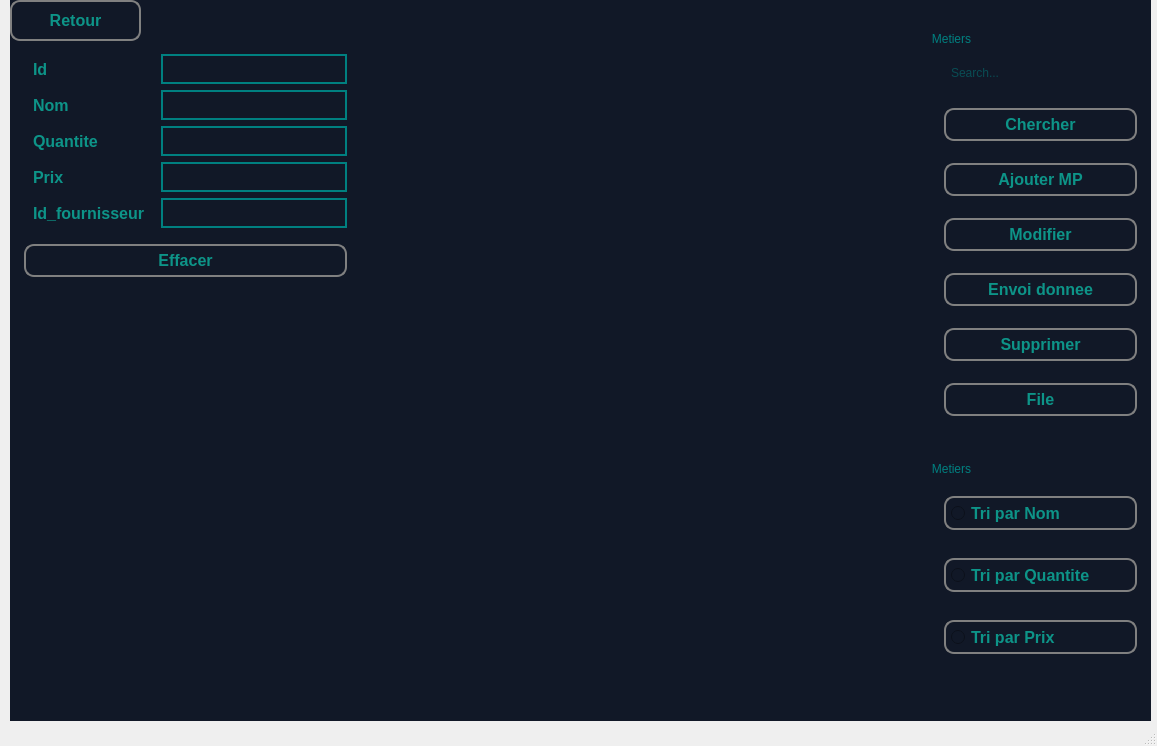
Old version of the form mainwindow.ui in the repository jmaimohamed/Smart_Contracting_And_Construction_Company_2A2.
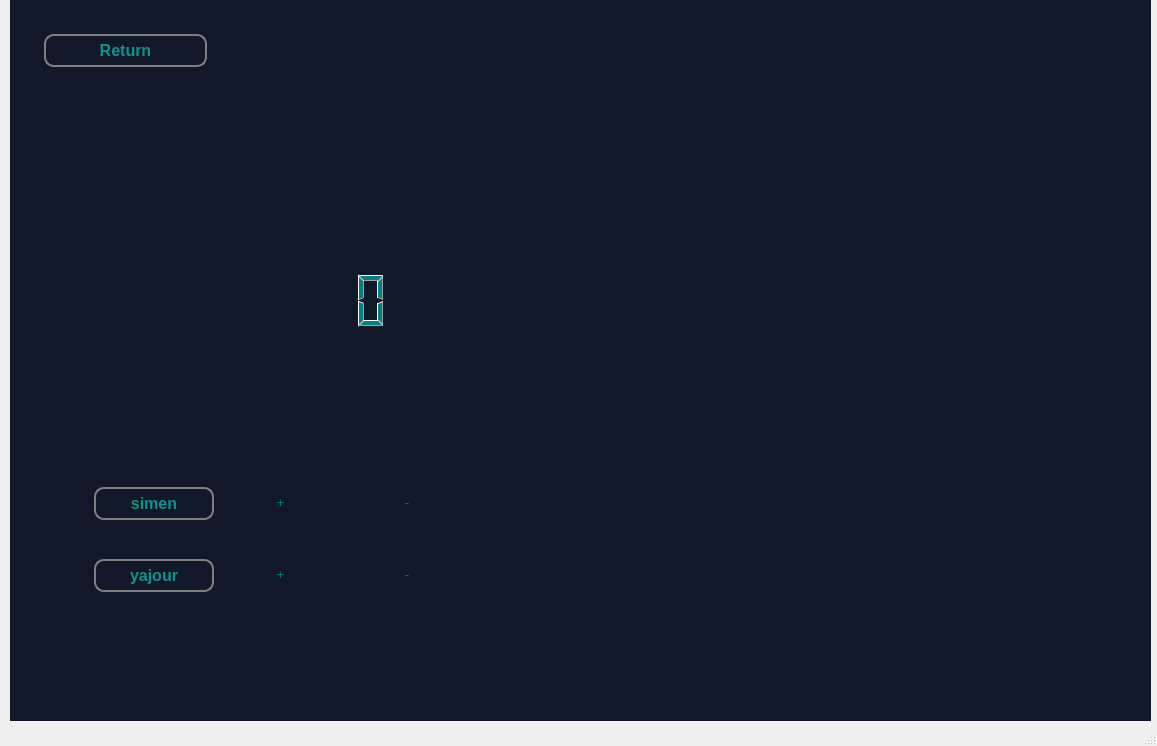
New version of the form. The open tabs and pages were chosen to show the change. Icons and pictures are not drawn. Custom widgets are drawn as their Qt base class.

What changed in the file:
```diff
--- a/mainwindow.ui
+++ b/mainwindow.ui
@@ -487,11 +487,7 @@
          <item>
           <widget class="QPushButton" name="effacer_mp">
            <property name="styleSheet">
-            <string notr="true">border: 2px solid grey;
-padding: 5px;
-color: teal;
-border-radius:10px;
-color: #0d9488;
+            <string notr="true">color: yellow;
 font-size: 16px;
 font-weight: bold;
 </string>
@@ -772,9 +768,9 @@
       <property name="styleSheet">
        <string notr="true">border: 2px solid grey;
 padding: 5px;
-color: teal;
+color: red;
 border-radius: 10px;
-color: #0d9488;
+color: red;
 font-size: 16px;
 font-weight: bold;</string>
       </property>
@@ -861,6 +857,230 @@
        </rect>
       </property>
      </widget>
+     <widget class="QLabel" name="Matieres_Premierss">
+      <property name="geometry">
+       <rect>
+        <x>520</x>
+        <y>0</y>
+        <width>181</width>
+        <height>31</height>
+       </rect>
+      </property>
+      <property name="styleSheet">
+       <string notr="true">border: 2px solid grey;
+padding: 5px;
+color: teal;
+border-radius: 10px;
+color: #0d9488;
+font-size: 16px;
+font-weight: bold;
+font: 12pt &quot;MS Shell Dlg 2&quot;;
+</string>
+      </property>
+      <property name="text">
+       <string>Matieres Premiers</string>
+      </property>
+     </widget>
+    </widget>
+    <widget class="QWidget" name="Arduino">
+     <widget class="QGroupBox" name="groupBox_2">
+      <property name="geometry">
+       <rect>
+        <x>10</x>
+        <y>10</y>
+        <width>1121</width>
+        <height>671</height>
+       </rect>
+      </property>
+      <property name="styleSheet">
+       <string notr="true">border: transparent;
+padding: 5px;
+color: teal;
+</string>
+      </property>
+      <property name="title">
+       <string/>
+      </property>
+      <widget class="QGroupBox" name="image_arduino">
+       <property name="geometry">
+        <rect>
+         <x>500</x>
+         <y>10</y>
+         <width>611</width>
+         <height>651</height>
+        </rect>
+       </property>
+       <property name="styleSheet">
+        <string notr="true">#image_arduino{
+background-image:url(&quot;C:/Users/moham/OneDrive/Bureau/2A/projet web/interface_finale/logo.png&quot;);
+background-position: center no-repeat;
+background-size: 50%;
+border: none;
+border: transparent;
+padding: 5px;
+color: teal;
+}
+
+</string>
+       </property>
+       <property name="title">
+        <string/>
+       </property>
+      </widget>
+      <widget class="QGroupBox" name="groupBox_4">
+       <property name="geometry">
+        <rect>
+         <x>10</x>
+         <y>10</y>
+         <width>191</width>
+         <height>162</height>
+        </rect>
+       </property>
+       <property name="styleSheet">
+        <string notr="true">border: transparent;
+padding: 5px;
+color: teal;
+</string>
+       </property>
+       <property name="title">
+        <string/>
+       </property>
+       <layout class="QVBoxLayout" name="verticalLayout_7">
+        <item>
+         <widget class="QPushButton" name="return_2">
+          <property name="styleSheet">
+           <string notr="true">border: 2px solid grey;
+padding: 5px;
+color: teal;
+border-radius: 10px;
+color: #0d9488;
+font-size: 16px;
+font-weight: bold;</string>
+          </property>
+          <property name="text">
+           <string>Return</string>
+          </property>
+         </widget>
+        </item>
+        <item>
+         <widget class="QGroupBox" name="groupBox_6">
+          <property name="styleSheet">
+           <string notr="true">border: transparent;
+padding: 5px;
+color: teal;
+</string>
+          </property>
+          <property name="title">
+           <string/>
+          </property>
+         </widget>
+        </item>
+       </layout>
+      </widget>
+      <widget class="QGroupBox" name="groupBox_5">
+       <property name="geometry">
+        <rect>
+         <x>60</x>
+         <y>430</y>
+         <width>401</width>
+         <height>201</height>
+        </rect>
+       </property>
+       <property name="styleSheet">
+        <string notr="true">border: transparent;
+padding: 5px;
+color: teal;
+</string>
+       </property>
+       <property name="title">
+        <string/>
+       </property>
+       <layout class="QGridLayout" name="gridLayout">
+        <item row="1" column="0">
+         <widget class="QPushButton" name="yajour">
+          <property name="styleSheet">
+           <string notr="true">border: 2px solid grey;
+padding: 5px;
+color: teal;
+border-radius: 10px;
+color: #0d9488;
+font-size: 16px;
+font-weight: bold;</string>
+          </property>
+          <property name="text">
+           <string>yajour</string>
+          </property>
+         </widget>
+        </item>
+        <item row="0" column="1">
+         <widget class="QPushButton" name="plus_S">
+          <property name="styleSheet">
+           <string notr="true">font: 11pt &quot;MS Shell Dlg 2&quot;;</string>
+          </property>
+          <property name="text">
+           <string>+</string>
+          </property>
+         </widget>
+        </item>
+        <item row="0" column="0">
+         <widget class="QPushButton" name="simen">
+          <property name="styleSheet">
+           <string notr="true">border: 2px solid grey;
+padding: 5px;
+color: teal;
+border-radius: 10px;
+color: #0d9488;
+font-size: 16px;
+font-weight: bold;</string>
+          </property>
+          <property name="text">
+           <string>simen</string>
+          </property>
+         </widget>
+        </item>
+        <item row="0" column="2">
+         <widget class="QPushButton" name="moin_S">
+          <property name="styleSheet">
+           <string notr="true">font: 11pt &quot;MS Shell Dlg 2&quot;;</string>
+          </property>
+          <property name="text">
+           <string>-</string>
+          </property>
+         </widget>
+        </item>
+        <item row="1" column="1">
+         <widget class="QPushButton" name="Plus_Y">
+          <property name="styleSheet">
+           <string notr="true">font: 11pt &quot;MS Shell Dlg 2&quot;;</string>
+          </property>
+          <property name="text">
+           <string>+</string>
+          </property>
+         </widget>
+        </item>
+        <item row="1" column="2">
+         <widget class="QPushButton" name="moins_Y">
+          <property name="styleSheet">
+           <string notr="true">font: 12pt &quot;MS Shell Dlg 2&quot;;</string>
+          </property>
+          <property name="text">
+           <string>-</string>
+          </property>
+         </widget>
+        </item>
+       </layout>
+      </widget>
+      <widget class="QLCDNumber" name="lcdNumber">
+       <property name="geometry">
+        <rect>
+         <x>170</x>
+         <y>260</y>
+         <width>241</width>
+         <height>61</height>
+        </rect>
+       </property>
+      </widget>
+     </widget>
     </widget>
     <widget class="QWidget" name="chantiers">
      <widget class="QGroupBox" name="main_chantier">
```
Left out of the diff: 20 changed lines with no effect on the pictures.
